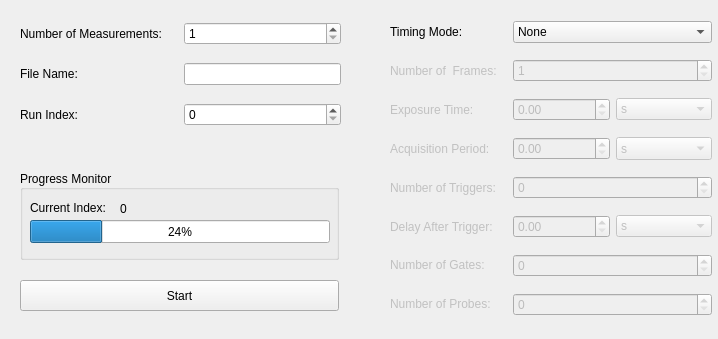
The window that slsDetectorGui/forms/form_tab_measurement.ui (slsdetectorgroup/slsDetectorPackage) describes before a commit, drawn with Qt 5.
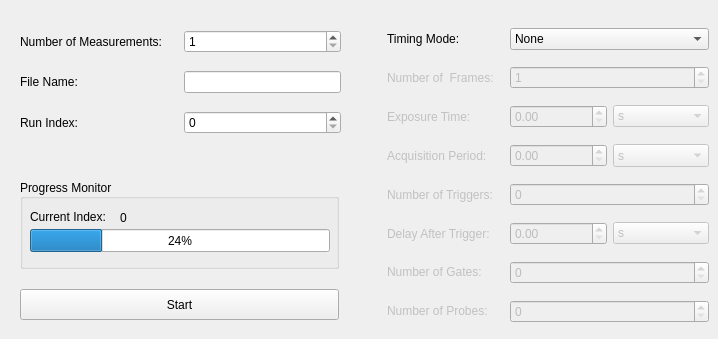
The same window after the commit.

What changed in the file:
```diff
--- a/slsDetectorGui/forms/form_tab_measurement.ui
+++ b/slsDetectorGui/forms/form_tab_measurement.ui
@@ -11,7 +11,7 @@
    </rect>
   </property>
   <property name="sizePolicy">
-   <sizepolicy hsizetype="Preferred" vsizetype="Fixed">
+   <sizepolicy hsizetype="Preferred" vsizetype="Preferred">
     <horstretch>0</horstretch>
     <verstretch>0</verstretch>
    </sizepolicy>
@@ -25,7 +25,7 @@
   <property name="maximumSize">
    <size>
     <width>1000</width>
-    <height>1000</height>
+    <height>339</height>
    </size>
   </property>
   <property name="palette">
@@ -149,91 +149,76 @@
   <property name="windowTitle">
    <string>Form</string>
   </property>
-  <widget class="QWidget" name="gridLayoutWidget_3">
+  <widget class="QGroupBox" name="boxProgress">
    <property name="geometry">
     <rect>
      <x>20</x>
-     <y>10</y>
-     <width>321</width>
-     <height>130</height>
+     <y>179</y>
+     <width>319</width>
+     <height>90</height>
     </rect>
    </property>
-   <layout class="QGridLayout" name="gridLayout">
-    <property name="verticalSpacing">
-     <number>-1</number>
-    </property>
-    <item row="0" column="0">
-     <widget class="QLabel" name="label_5">
-      <property name="text">
-       <string>Number of Measurements:</string>
-      </property>
-     </widget>
-    </item>
-    <item row="0" column="1">
-     <widget class="QSpinBox" name="spinNumMeasurements">
       <property name="sizePolicy">
-       <sizepolicy hsizetype="Preferred" vsizetype="Fixed">
+    <sizepolicy hsizetype="Preferred" vsizetype="Preferred">
         <horstretch>0</horstretch>
         <verstretch>0</verstretch>
        </sizepolicy>
       </property>
-      <property name="toolTip">
-       <string>Number of measurements (not in real time) that will be acquired. 
- #frames#</string>
-      </property>
-      <property name="statusTip">
-       <string/>
-      </property>
-      <property name="whatsThis">
-       <string/>
-      </property>
-      <property name="suffix">
-       <string/>
-      </property>
-      <property name="minimum">
-       <number>1</number>
-      </property>
-      <property name="maximum">
-       <number>2000000000</number>
-      </property>
+   <property name="title">
+    <string>Progress Monitor</string>
+   </property>
+   <property name="alignment">
+    <set>Qt::AlignLeading|Qt::AlignLeft|Qt::AlignVCenter</set>
+   </property>
+   <widget class="QProgressBar" name="progressBar">
+    <property name="geometry">
+     <rect>
+      <x>10</x>
+      <y>50</y>
+      <width>300</width>
+      <height>23</height>
+     </rect>
+    </property>
       <property name="value">
-       <number>1</number>
-      </property>
-     </widget>
-    </item>
-    <item row="1" column="0">
-     <widget class="QLabel" name="label_7">
+     <number>24</number>
+    </property>
+   </widget>
+   <widget class="QLabel" name="label">
+    <property name="geometry">
+     <rect>
+      <x>10</x>
+      <y>30</y>
+      <width>91</width>
+      <height>16</height>
+     </rect>
+    </property>
       <property name="text">
-       <string>File Name:</string>
-      </property>
-     </widget>
-    </item>
-    <item row="1" column="1">
-     <widget class="QLineEdit" name="dispFileName">
-      <property name="sizePolicy">
-       <sizepolicy hsizetype="Preferred" vsizetype="Fixed">
-        <horstretch>0</horstretch>
-        <verstretch>0</verstretch>
-       </sizepolicy>
-      </property>
-      <property name="toolTip">
-       <string>Root of the file name  - please check that the output directory is correctly set and select the file name format. 
- #fname#</string>
-      </property>
+     <string>Current Index: </string>
+    </property>
+   </widget>
+   <widget class="QLabel" name="lblProgressIndex">
+    <property name="geometry">
+     <rect>
+      <x>100</x>
+      <y>31</y>
+      <width>101</width>
+      <height>16</height>
+     </rect>
+    </property>
       <property name="text">
-       <string/>
-      </property>
-     </widget>
-    </item>
-    <item row="2" column="0">
-     <widget class="QLabel" name="label_8">
-      <property name="text">
-       <string>Run Index:</string>
-      </property>
-     </widget>
-    </item>
-    <item row="2" column="1">
-     <widget class="QSpinBox" name="spinIndex">
+     <string>0</string>
+    </property>
+   </widget>
+  </widget>
+  <widget class="QPushButton" name="btnStartStop">
+   <property name="geometry">
+    <rect>
+     <x>20</x>
+     <y>289</y>
+     <width>319</width>
+     <height>31</height>
+    </rect>
+   </property>
       <property name="sizePolicy">
        <sizepolicy hsizetype="Preferred" vsizetype="Fixed">
         <horstretch>0</horstretch>
@@ -241,36 +226,32 @@
        </sizepolicy>
       </property>
       <property name="toolTip">
-       <string>Run index (automatically incremented) 
- #index#</string>
-      </property>
-      <property name="statusTip">
-       <string/>
-      </property>
-      <property name="whatsThis">
-       <string/>
-      </property>
-      <property name="suffix">
-       <string/>
-      </property>
-      <property name="minimum">
-       <number>0</number>
-      </property>
-      <property name="maximum">
-       <number>2000000000</number>
-      </property>
-      <property name="value">
-       <number>0</number>
-      </property>
-     </widget>
-    </item>
-   </layout>
-  </widget>
+    <string>Starts Acquisition</string>
+   </property>
+   <property name="text">
+    <string>Start</string>
+   </property>
+  </widget>
+  <widget class="QFrame" name="frameTimeResolved">
+   <property name="geometry">
+    <rect>
+     <x>352</x>
+     <y>8</y>
+     <width>362</width>
+     <height>342</height>
+    </rect>
+   </property>
+   <property name="frameShape">
+    <enum>QFrame::NoFrame</enum>
+   </property>
+   <property name="frameShadow">
+    <enum>QFrame::Plain</enum>
+   </property>
   <widget class="QWidget" name="gridLayoutWidget">
    <property name="geometry">
     <rect>
-     <x>390</x>
-     <y>11</y>
+      <x>35</x>
+      <y>10</y>
      <width>322</width>
      <height>321</height>
     </rect>
@@ -784,76 +765,107 @@
     </item>
    </layout>
   </widget>
-  <widget class="QGroupBox" name="boxProgress">
+  </widget>
+  <widget class="QFrame" name="frameNotTimeResolved">
    <property name="geometry">
     <rect>
-     <x>20</x>
-     <y>170</y>
-     <width>319</width>
-     <height>90</height>
+     <x>10</x>
+     <y>5</y>
+     <width>336</width>
+     <height>159</height>
     </rect>
    </property>
+   <property name="frameShape">
+    <enum>QFrame::NoFrame</enum>
+   </property>
+   <property name="frameShadow">
+    <enum>QFrame::Plain</enum>
+   </property>
+   <widget class="QWidget" name="gridLayoutWidget_3">
+    <property name="geometry">
+     <rect>
+      <x>10</x>
+      <y>13</y>
+      <width>321</width>
+      <height>130</height>
+     </rect>
+    </property>
+    <layout class="QGridLayout" name="gridLayout">
+     <property name="verticalSpacing">
+      <number>-1</number>
+     </property>
+     <item row="0" column="0">
+      <widget class="QLabel" name="label_5">
+       <property name="text">
+        <string>Number of Measurements:</string>
+       </property>
+      </widget>
+     </item>
+     <item row="0" column="1">
+      <widget class="QSpinBox" name="spinNumMeasurements">
    <property name="sizePolicy">
-    <sizepolicy hsizetype="Preferred" vsizetype="Preferred">
+        <sizepolicy hsizetype="Preferred" vsizetype="Fixed">
      <horstretch>0</horstretch>
      <verstretch>0</verstretch>
     </sizepolicy>
    </property>
-   <property name="title">
-    <string>Progress Monitor</string>
-   </property>
-   <property name="alignment">
-    <set>Qt::AlignLeading|Qt::AlignLeft|Qt::AlignVCenter</set>
-   </property>
-   <widget class="QProgressBar" name="progressBar">
-    <property name="geometry">
-     <rect>
-      <x>10</x>
-      <y>50</y>
-      <width>300</width>
-      <height>23</height>
-     </rect>
-    </property>
+       <property name="toolTip">
+        <string>Number of measurements (not in real time) that will be acquired. 
+ #frames#</string>
+       </property>
+       <property name="statusTip">
+        <string/>
+       </property>
+       <property name="whatsThis">
+        <string/>
+       </property>
+       <property name="suffix">
+        <string/>
+       </property>
+       <property name="minimum">
+        <number>1</number>
+       </property>
+       <property name="maximum">
+        <number>2000000000</number>
+       </property>
     <property name="value">
-     <number>24</number>
-    </property>
-   </widget>
-   <widget class="QLabel" name="label">
-    <property name="geometry">
-     <rect>
-      <x>10</x>
-      <y>30</y>
-      <width>91</width>
-      <height>16</height>
-     </rect>
-    </property>
+        <number>1</number>
+       </property>
+      </widget>
+     </item>
+     <item row="1" column="0">
+      <widget class="QLabel" name="label_7">
     <property name="text">
-     <string>Current Index: </string>
-    </property>
-   </widget>
-   <widget class="QLabel" name="lblProgressIndex">
-    <property name="geometry">
-     <rect>
-      <x>100</x>
-      <y>31</y>
-      <width>101</width>
-      <height>16</height>
-     </rect>
-    </property>
+        <string>File Name:</string>
+       </property>
+      </widget>
+     </item>
+     <item row="1" column="1">
+      <widget class="QLineEdit" name="dispFileName">
+       <property name="sizePolicy">
+        <sizepolicy hsizetype="Preferred" vsizetype="Fixed">
+         <horstretch>0</horstretch>
+         <verstretch>0</verstretch>
+        </sizepolicy>
+       </property>
+       <property name="toolTip">
+        <string>Root of the file name  - please check that the output directory is correctly set and select the file name format. 
+ #fname#</string>
+       </property>
     <property name="text">
-     <string>0</string>
-    </property>
-   </widget>
-  </widget>
-  <widget class="QPushButton" name="btnStartStop">
-   <property name="geometry">
-    <rect>
-     <x>20</x>
-     <y>280</y>
-     <width>319</width>
-     <height>31</height>
-    </rect>
-   </property>
+        <string/>
+       </property>
+      </widget>
+     </item>
+     <item row="2" column="0">
+      <widget class="QLabel" name="label_8">
+       <property name="text">
+        <string>Run Index:</string>
+       </property>
+      </widget>
+     </item>
+     <item row="2" column="1">
+      <widget class="QSpinBox" name="spinIndex">
    <property name="sizePolicy">
     <sizepolicy hsizetype="Preferred" vsizetype="Fixed">
      <horstretch>0</horstretch>
@@ -864,11 +876,31 @@
     <enum>Qt::NoFocus</enum>
    </property>
    <property name="toolTip">
-    <string>Starts Acquisition</string>
-   </property>
-   <property name="text">
-    <string>Start</string>
-   </property>
+        <string>Run index (automatically incremented) 
+ #index#</string>
+       </property>
+       <property name="statusTip">
+        <string/>
+       </property>
+       <property name="whatsThis">
+        <string/>
+       </property>
+       <property name="suffix">
+        <string/>
+       </property>
+       <property name="minimum">
+        <number>0</number>
+       </property>
+       <property name="maximum">
+        <number>2000000000</number>
+       </property>
+       <property name="value">
+        <number>0</number>
+       </property>
+      </widget>
+     </item>
+    </layout>
+   </widget>
   </widget>
  </widget>
  <resources/>
```
Left out of the diff: 6 changed lines with no effect on the pictures. Lines whose indentation alone changed are shown as unchanged.
